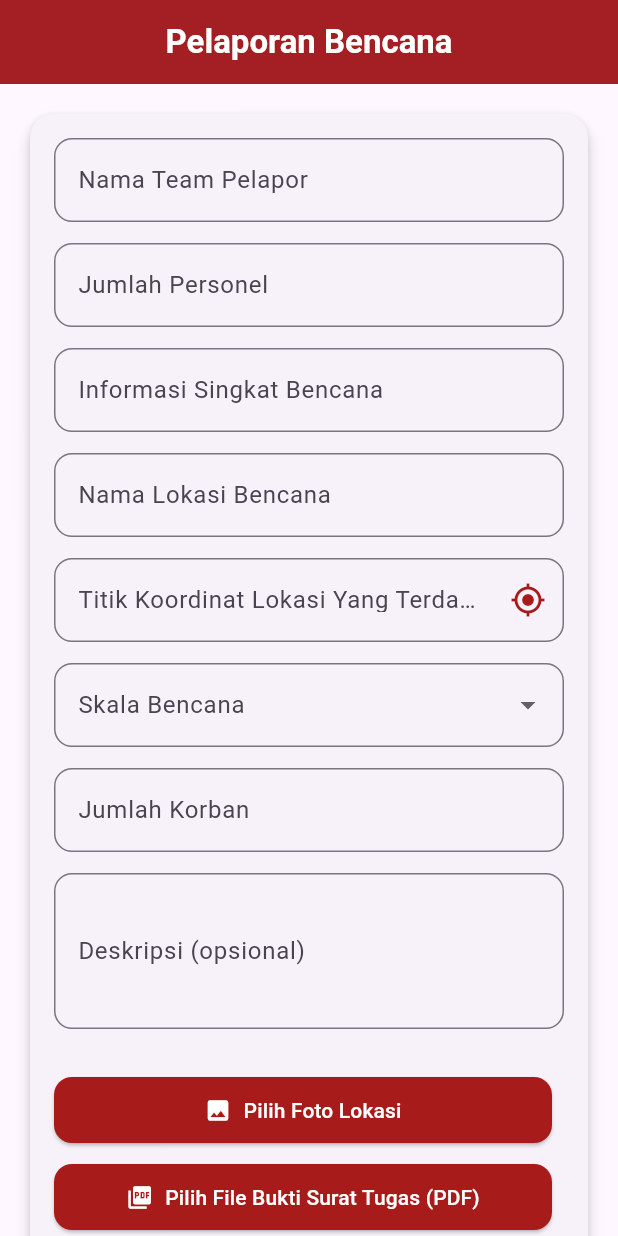
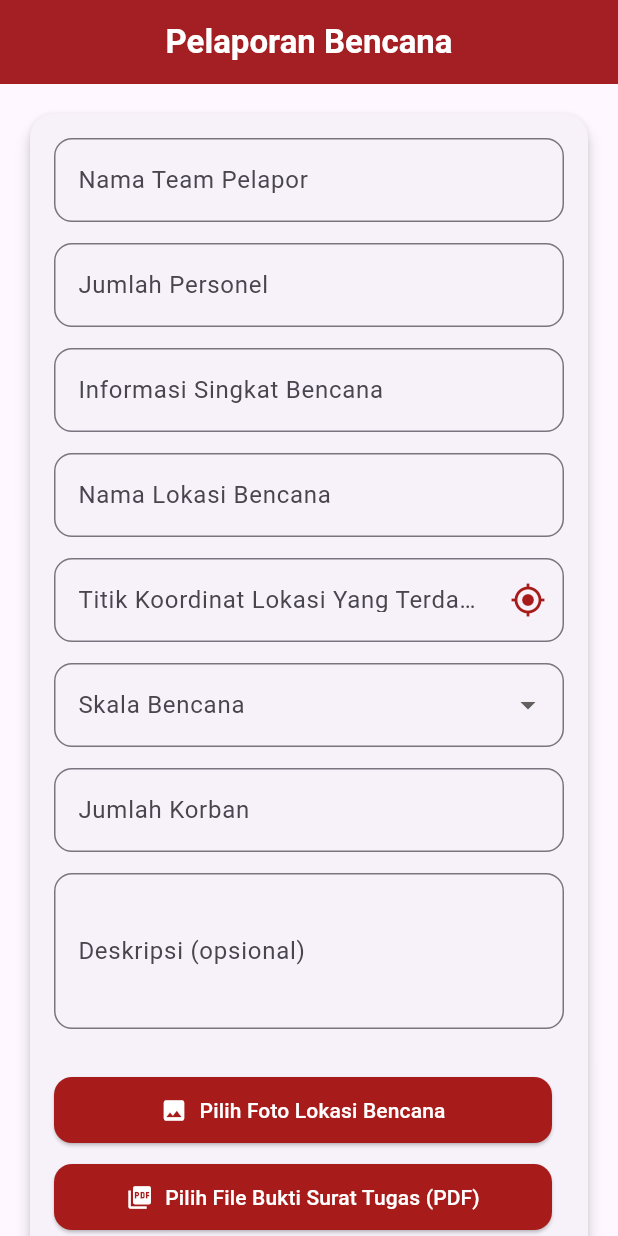
Before and after one commit to gibranaja27/astacala_rescue_mobile_flutter_Gibran, a Flutter app: the ReportScreen screen opened directly, on a phone screen of 412 x 824 dp. Run offline on Flutter 3.47's test engine with Material 3 defaults, Android fonts, the phone set to English and light mode, and no system bars; our stand-ins replace dio, file_picker, flutter_map, geolocator, image_picker, latlong2 and 1 more; accounts and stored records are empty.

Commit message:
commit/13/12/2025/21:47:00

```diff
--- a/lib/screen/report_screen.dart
+++ b/lib/screen/report_screen.dart
@@ -279,7 +279,7 @@ class _ReportScreenState extends State<ReportScreen> {
                   // Tombol Pilih Gambar
                   _buildUploadButton(
                     label: _pickedImage == null
-                        ? 'Pilih Foto Lokasi'
+                        ? 'Pilih Foto Lokasi Bencana'
                         : 'Ganti Foto',
                     icon: Icons.photo,
                     onPressed: _pickImage,
```
